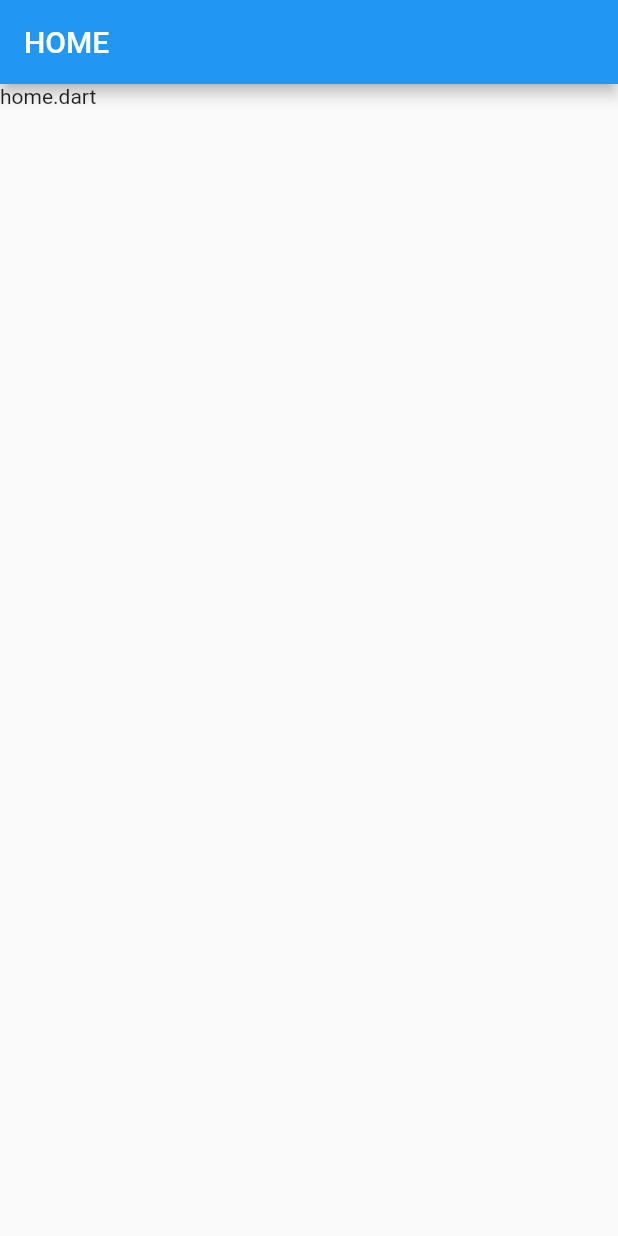
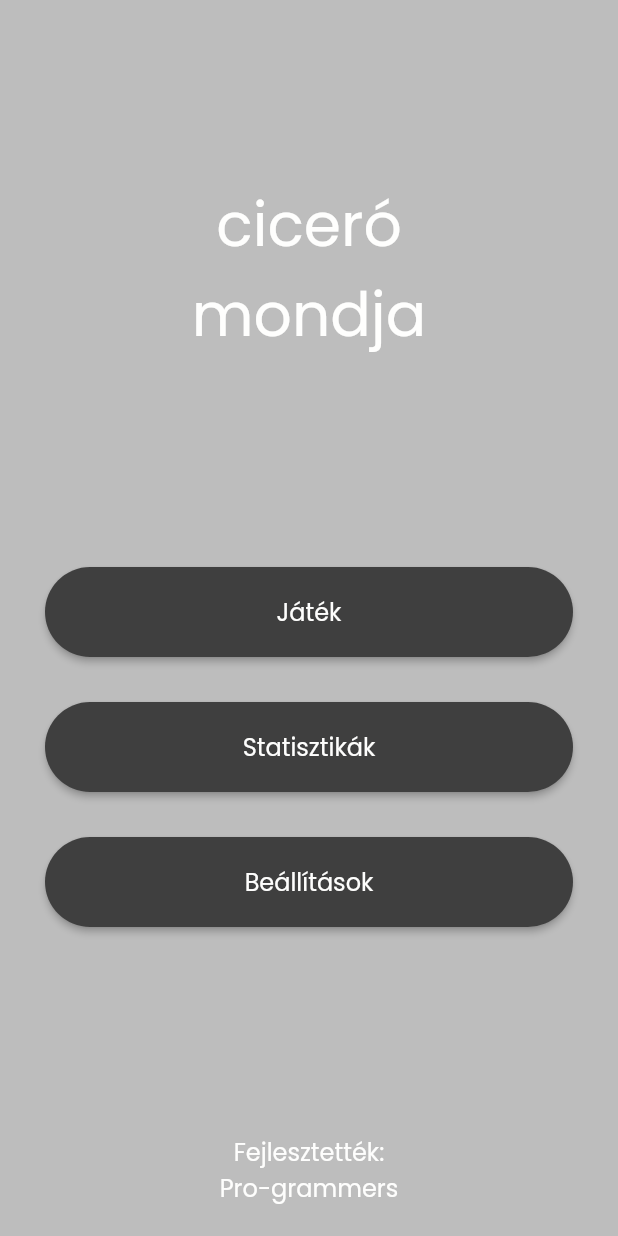
Before and after one commit to Texyfore/simon-says, a Flutter app: the screen it shows after launch, on a phone screen of 412 x 824 dp. Run offline on Flutter 3.47's test engine with Material 2 defaults, Android fonts, the light colour scheme and no system bars.

Commit message:
home screen layout

```diff
--- a/lib/pages/home.dart
+++ b/lib/pages/home.dart
@@ -1,5 +1,7 @@
 import 'dart:math';
+import 'package:flutter/cupertino.dart';
 import 'package:flutter/material.dart';
+import 'package:flutter/painting.dart';
 
 class Home extends StatefulWidget {
   @override
@@ -8,23 +10,109 @@ class Home extends StatefulWidget {
 
 class _HomeState extends State<Home> {
 
-  final Color backgroundColor = Color(0xFF1D1E18);
+  final Color darkColor = Color(0xFF3F3F3F);
   final Color letterColor = Color(0xFFFEFEFD);
 
   @override
   Widget build(BuildContext context) {
     return Scaffold(
-      backgroundColor: backgroundColor,
-      body: Container(
-        child: SafeArea(
-            child: Scaffold(
-              appBar: AppBar(
-                title: Text('HOME'),
+      backgroundColor: Colors.grey[400],
+      body: SizedBox.expand(
+        child: Padding(
+          padding: EdgeInsets.only(top: 120.0, bottom: 20.0),
+          child: Column(
+            mainAxisAlignment: MainAxisAlignment.spaceBetween,
+            crossAxisAlignment: CrossAxisAlignment.center,
+            children: [
+              // Cím
+              Text(
+                'ciceró\nmondja',
+                textAlign: TextAlign.center,
+                style: TextStyle(
+                  fontFamily: 'Poppins',
+                  fontSize: 40.0,
+                  color: letterColor,
+                ),
               ),
-              body: Container(
-                child: Text('home.dart'),
+
+              // Gombok
+              Padding(
+                padding: EdgeInsets.symmetric(horizontal: 30.0),
+                child: Column(
+                  mainAxisAlignment: MainAxisAlignment.spaceEvenly,
+                  crossAxisAlignment: CrossAxisAlignment.center,
+                  children: [
+                    // Játék indítása gomb
+                    ElevatedButton(
+                      onPressed: () {},
+                      child: Text(
+                        'Játék',
+                        style: TextStyle(
+                          fontFamily: 'Poppins',
+                          fontSize: 16.0,
+                          color: letterColor,
+                        ),
+                      ),
+                      style: ElevatedButton.styleFrom(
+                        primary: darkColor,
+                        minimumSize: Size(double.infinity, 60),
+                        shape: RoundedRectangleBorder(borderRadius: BorderRadius.circular(50.0)),
+                      ),
+                    ),
+                    SizedBox(height: 30.0,),
+
+                    // Statisztikák gomb
+                    ElevatedButton(
+                      onPressed: () {},
+                      child: Text(
+                        'Statisztikák',
+                        style: TextStyle(
+                          fontFamily: 'Poppins',
+                          fontSize: 16.0,
+                          color: letterColor,
+                        ),
+                      ),
+                      style: ElevatedButton.styleFrom(
+                        primary: darkColor,
+                        minimumSize: Size(double.infinity, 60),
+                        shape: RoundedRectangleBorder(borderRadius: BorderRadius.circular(50.0)),
+                      ),
+                    ),
+                    SizedBox(height: 30.0,),
+
+                    // Beállítások gomb
+                    ElevatedButton(
+                      onPressed: () {},
+                      child: Text(
+                        'Beállítások',
+                        style: TextStyle(
+                          fontFamily: 'Poppins',
+                          fontSize: 16.0,
+                          color: letterColor,
+                        ),
+                      ),
+                      style: ElevatedButton.styleFrom(
+                        primary: darkColor,
+                        minimumSize: Size(double.infinity, 60),
+                        shape: RoundedRectangleBorder(borderRadius: BorderRadius.circular(50.0)),
+                      ),
+                    ),
+                  ],
+                ),
               ),
-            ),
+
+              // Csapatnév
+              Text(
+                'Fejlesztették:\nPro-grammers',
+                textAlign: TextAlign.center,
+                style: TextStyle(
+                  fontFamily: 'Poppins',
+                  fontSize: 16.0,
+                  color: letterColor,
+                ),
+              ),
+            ],
+          ),
         ),
       ),
     );
```
